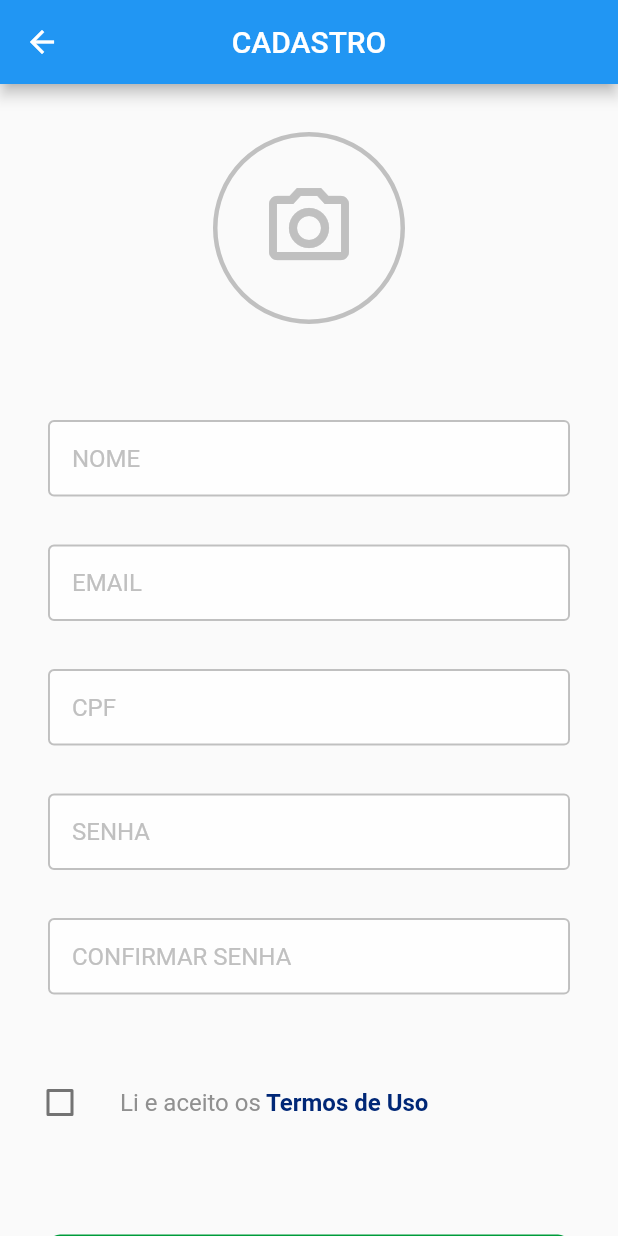
After one commit to LucasSantos27/tfgcco, a Flutter app: the RegisterView screen opened by its route, on a phone screen of 412 x 824 dp. The commit adds this screen. Run offline on Flutter 3.47's test engine with Material 2 defaults, Android fonts, the phone set to English and light mode, and no system bars; our stand-ins replace get.

Commit message:
feat: add register view

```diff
--- a/lib/app/modules/login/views/login_view.dart
+++ b/lib/app/modules/login/views/login_view.dart
@@ -3,6 +3,7 @@ import 'package:get/get.dart';
 import 'package:tfg_cco/app/components/button.dart';
 import 'package:tfg_cco/app/components/text.dart';
 import 'package:tfg_cco/app/components/text_field.dart';
+import 'package:tfg_cco/app/routes/app_pages.dart';
 
 import '../controllers/login_controller.dart';
 
@@ -73,7 +74,7 @@ class LoginView extends GetView<LoginController> {
               ),
               const SizedBox(height: 48),
               InkWell(
-                onTap: () => print('Register'),
+                onTap: () => Get.toNamed(Routes.REGISTER),
                 child: NormalBold(
                   normal: 'Ainda não tem conta?',
                   bold: ' Faça seu cadastro.',
--- /dev/null
+++ b/lib/app/modules/register/views/register_view.dart
@@ -0,0 +1,66 @@
+import 'package:flutter/material.dart';
+import 'package:get/get.dart';
+import 'package:tfg_cco/app/components/button.dart';
+import 'package:tfg_cco/app/components/text.dart';
+import 'package:tfg_cco/app/components/text_field.dart';
+
+import '../controllers/register_controller.dart';
+
+class RegisterView extends GetView<RegisterController> {
+  @override
+  Widget build(BuildContext context) {
+    return Scaffold(
+      appBar: AppBar(
+        title: Text('CADASTRO'),
+        centerTitle: true,
+      ),
+      body: SingleChildScrollView(
+        child: Container(
+          padding: const EdgeInsets.symmetric(vertical: 32, horizontal: 16),
+          alignment: Alignment.center,
+          child: Column(
+            children: [
+              Container(
+                alignment: Alignment.center,
+                width: 128,
+                height: 128,
+                decoration: BoxDecoration(
+                  shape: BoxShape.circle,
+                  border: Border.all(
+                    color: Color.fromRGBO(192, 192, 192, 1),
+                    width: 3,
+                  ),
+                ),
+                child: Icon(
+                  Icons.camera_alt_outlined,
+                  color: Color.fromRGBO(192, 192, 192, 1),
+                  size: 64,
+                ),
+              ),
+              const SizedBox(height: 64),
+              CustomTextField(hintText: 'NOME'),
+              const SizedBox(height: 32),
+              CustomTextField(hintText: 'EMAIL'),
+              const SizedBox(height: 32),
+              CustomTextField(hintText: 'CPF'),
+              const SizedBox(height: 32),
+              CustomTextField(hintText: 'SENHA'),
+              const SizedBox(height: 32),
+              CustomTextField(hintText: 'CONFIRMAR SENHA'),
+              const SizedBox(height: 48),
+              Row(
+                children: [
+                  Checkbox(value: false, onChanged: (t) {}),
+                  const SizedBox(width: 16),
+                  NormalBold(normal: 'Li e aceito os', bold: ' Termos de Uso'),
+                ],
+              ),
+              const SizedBox(height: 64),
+              CustomButton(title: 'REGISTRAR'),
+            ],
+          ),
+        ),
+      ),
+    );
+  }
+}
--- a/lib/app/routes/app_routes.dart
+++ b/lib/app/routes/app_routes.dart
@@ -6,9 +6,11 @@ abstract class Routes {
 
   static const HOME = _Paths.HOME;
   static const LOGIN = _Paths.LOGIN;
+  static const REGISTER = _Paths.REGISTER;
 }
 
 abstract class _Paths {
   static const HOME = '/home';
   static const LOGIN = '/login';
+  static const REGISTER = '/register';
 }
--- a/lib/main.dart
+++ b/lib/main.dart
@@ -10,6 +10,9 @@ void main() {
       initialRoute: AppPages.INITIAL,
       getPages: AppPages.routes,
       debugShowCheckedModeBanner: false,
+      theme: ThemeData(
+        primaryColor: Color.fromRGBO(0, 156, 59, 1),
+      ),
     ),
   );
 }
```
Also changed, not shown: lib/app/modules/register/bindings/register_binding.dart (added, +12 -0 lines), lib/app/modules/register/controllers/register_controller.dart (added, +20 -0 lines), lib/app/routes/app_pages.dart (+8 -0 lines).
